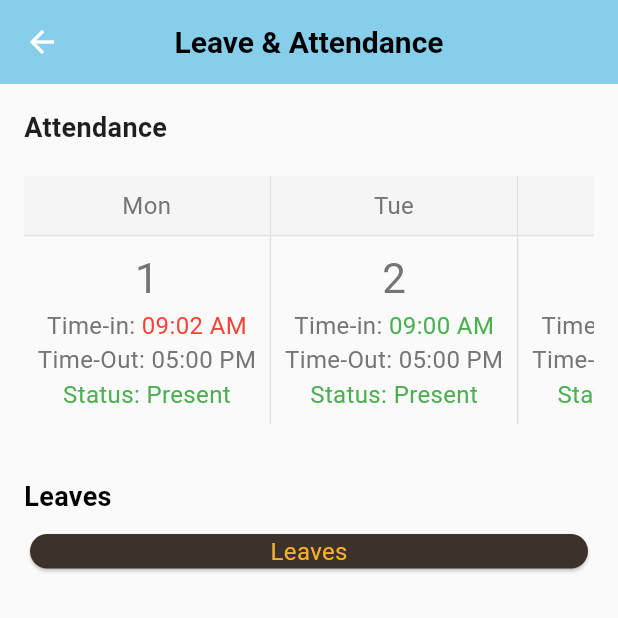
After one commit to AzibNaeem/_Flutter_, a Flutter app: the AttendanceLeavesScreen screen opened by its route, on a phone screen of 412 x 824 dp, the top half of it. The commit adds this screen. Run offline on Flutter 3.47's test engine with Material 3 defaults, Android fonts, the phone set to English and light mode, and no system bars; our stand-ins replace fl_chart, shimmer.

Commit message:
Working on attendance

```diff
--- /dev/null
+++ b/lib/data/json/leaves.json
@@ -0,0 +1,27 @@
+[
+  {
+    "type": "Sick Leave",
+    "date": "2025-07-02",
+    "status": "Approved"
+  },
+  {
+    "type": "Casual Leave",
+    "date": "2025-07-10",
+    "status": "Pending"
+  },
+  {
+    "type": "Earned Leave",
+    "date": "2025-07-16",
+    "status": "Approved"
+  },
+  {
+    "type": "Casual Leave",
+    "date": "2025-07-20",
+    "status": "Rejected"
+  },
+  {
+    "type": "Sick Leave",
+    "date": "2025-07-27",
+    "status": "Approved"
+  }
+]
--- a/lib/main.dart
+++ b/lib/main.dart
@@ -15,8 +15,10 @@ void main() {
         ChangeNotifierProvider(create: (_) => HomeViewModel()),
         ChangeNotifierProvider(create: (_) => AuthViewModel()),
         ChangeNotifierProvider(create: (_) => AttendanceViewModel()),
+
       ],
       child: const HRMSApp(),
+
     ),
   );
 }
--- a/lib/presentation/routes.dart
+++ b/lib/presentation/routes.dart
@@ -5,6 +5,7 @@ import 'screens/employee_directory_screen.dart';
 import 'screens/employee_report_screen.dart';
 import 'screens/home_screen.dart';
 import 'package:hris_project/data/models/login_user.dart';
+import 'package:hris_project/presentation/screens/attendance_leaves_screen.dart'; // New import
 
 class AppRoutes {
   static const String login = '/login';
@@ -12,6 +13,7 @@ class AppRoutes {
   static const String employeeDirectory = '/employees';
   static const String report = '/report';
   static const String home = '/home';
+  static const String attendanceLeaves = '/attendance-leaves'; // New route constant
 
   static Route<dynamic> onGenerateRoute(RouteSettings settings) {
     switch (settings.name) {
@@ -28,13 +30,19 @@ class AppRoutes {
         );
 
       case employeeDirectory:
-        return MaterialPageRoute(builder: (_) => const EmployeeDirectoryScreen());
+        return MaterialPageRoute(
+            builder: (_) => const EmployeeDirectoryScreen());
 
       case report:
-        return MaterialPageRoute(builder: (_) => const EmployeeReportScreen());
+        return MaterialPageRoute(
+            builder: (_) => const EmployeeReportScreen());
 
       case home:
         return MaterialPageRoute(builder: (_) => const HomeScreen());
+
+      case attendanceLeaves:
+        return MaterialPageRoute(
+            builder: (_) => const AttendanceLeavesScreen());
 
       default:
         return _errorRoute('Route not found: ${settings.name}');
--- /dev/null
+++ b/lib/presentation/screens/attendance_leaves_screen.dart
@@ -0,0 +1,79 @@
+import 'package:flutter/material.dart';
+import 'package:provider/provider.dart';
+import '../../presentation/view_model/attendance_view_model.dart';
+import '../../presentation/widgets/attendance_calendar.dart';
+import '../../presentation/widgets/leaves_card.dart';
+import '../../presentation/theme/app_theme.dart';
+import '../widgets/shimmer/attendance_calendar_shimmer.dart';
+
+class AttendanceLeavesScreen extends StatefulWidget {
+  const AttendanceLeavesScreen({super.key});
+
+  @override
+  State<AttendanceLeavesScreen> createState() => _AttendanceLeavesScreenState();
+}
+
+class _AttendanceLeavesScreenState extends State<AttendanceLeavesScreen> {
+  @override
+  void initState() {
+    super.initState();
+    print("🔥 initState triggered");
+    Future.microtask(() {
+      print("📞 Calling loadAttendance...");
+      context.read<AttendanceViewModel>().loadAttendance();
+    });
+  }
+
+  @override
+  Widget build(BuildContext context) {
+    final vm = context.watch<AttendanceViewModel>();
+    final attendanceData = vm.attendanceDays;
+
+    print("🔥 isLoading: ${vm.isLoading}");
+    print("📊 attendance count: ${attendanceData.length}");
+
+    return Scaffold(
+      appBar: AppBar(
+        title: const Text(
+          'Leave & Attendance',
+          style: TextStyle(color: AppColors.primary),
+        ),
+        backgroundColor: AppColors.background,
+        foregroundColor: Colors.white,
+      ),
+      body: vm.isLoading
+          ? const AttendanceCalendarShimmer()
+          : Padding(
+        padding: const EdgeInsets.all(16.0),
+        child: ListView(
+          children: [
+            const Text(
+              "Attendance",
+              style: TextStyle(
+                fontSize: 18,
+                fontWeight: FontWeight.bold,
+                color: AppColors.lightText,
+              ),
+            ),
+            const SizedBox(height: 8),
+            if (attendanceData.isEmpty)
+              const Center(child: Text("No attendance data available."))
+            else
+              AttendanceCalendar(attendanceDays: attendanceData),
+            const SizedBox(height: 24),
+            const Text(
+              "Leaves",
+              style: TextStyle(
+                fontSize: 18,
+                fontWeight: FontWeight.bold,
+                color: AppColors.primary,
+              ),
+            ),
+            const SizedBox(height: 8),
+            const LeavesCard(leaves: []),
+          ],
+        ),
+      ),
+    );
+  }
+}
--- a/lib/presentation/view_model/home_view_model.dart
+++ b/lib/presentation/view_model/home_view_model.dart
@@ -1,5 +1,6 @@
 import 'package:flutter/material.dart';
 import 'package:provider/provider.dart';
+import '../../data/models/attendance_day.dart';
 import '../widgets/custom_end_drawer.dart';
 import '../widgets/experience_card.dart';
 import '../widgets/leaves_card.dart';
--- a/lib/presentation/widgets/attendance_calendar.dart
+++ b/lib/presentation/widgets/attendance_calendar.dart
@@ -1,24 +1,5 @@
 import 'package:flutter/material.dart';
-
-class AttendanceDay {
-  final String dayName;
-  final int dayDate;
-  final String? timeIn;
-  final String? timeOut;
-  final String? status;
-  final bool isWeekend;
-  final bool isLate;
-
-  const AttendanceDay({
-    required this.dayName,
-    required this.dayDate,
-    this.timeIn,
-    this.timeOut,
-    this.status,
-    this.isWeekend = false,
-    this.isLate = false,
-  });
-}
+import 'package:hris_project/data/models/attendance_day.dart';
 
 class AttendanceCalendar extends StatelessWidget {
   final List<AttendanceDay> attendanceDays;
@@ -26,6 +7,10 @@ class AttendanceCalendar extends StatelessWidget {
 
   @override
   Widget build(BuildContext context) {
+    if (attendanceDays.isEmpty) {
+      return const Center(child: Text("No attendance data available."));
+    }
+
     return SingleChildScrollView(
       scrollDirection: Axis.horizontal,
       child: Row(
@@ -44,7 +29,7 @@ class _AttendanceDayCell extends StatelessWidget {
   @override
   Widget build(BuildContext context) {
     return Container(
-      width: MediaQuery.of(context).size.width * 0.4, // 40% of screen width
+      width: MediaQuery.of(context).size.width * 0.4,
       decoration: BoxDecoration(
         border: Border(right: BorderSide(color: Colors.grey[300]!)),
       ),
@@ -107,29 +92,31 @@ class _AttendanceDayCell extends StatelessWidget {
           day.dayDate.toString(),
           style: TextStyle(fontSize: 28, color: Colors.grey[600]),
         ),
-        if (day.timeIn != null)
+
         Text.rich(
           TextSpan(
             text: 'Time-in: ',
             style: TextStyle(color: Colors.grey[600]),
             children: [
               TextSpan(
-                  text: day.timeIn!,
+                text: day.timeIn ?? '-',
                 style: TextStyle(
-                    color: day.isLate ? Colors.red : Colors.green,
+                  color: day.timeIn == null
+                      ? Colors.grey
+                      : (day.isLate ? Colors.red : Colors.green),
                 ),
               ),
             ],
           ),
         ),
-        if (day.timeOut != null)
+
         Text(
-            'Time-Out: ${day.timeOut!}',
+          'Time-Out: ${day.timeOut ?? '-'}',
           style: TextStyle(color: Colors.grey[600]),
         ),
-        if (day.status != null)
+
         Text(
-            'Status: ${day.status!}',
+          'Status: ${day.status ?? '-'}',
           style: const TextStyle(color: Colors.green),
         ),
       ],
--- a/pubspec.yaml
+++ b/pubspec.yaml
@@ -33,6 +33,7 @@ dependencies:
   provider: ^6.1.1
   fl_chart: ^0.66.0 # 📊 For beautiful bar charts (used later)
   intl: ^0.18.1
+  shimmer: ^2.0.0
 
   # The following adds the Cupertino Icons font to your application.
   # Use with the CupertinoIcons class for iOS style icons.
@@ -61,6 +62,7 @@ flutter:
   assets:
     - lib/data/json/loginData.json
     - lib/data/json/attendance_record.json
+    - lib/data/json/leaves.json
     - lib/assets/images/HRIS.png
 
   # The following line ensures that the Material Icons font is
```
Also changed, not shown: lib/presentation/screens/dashboard_screen.dart (+16 -63 lines), lib/presentation/view_model/attendance_view_model.dart (+24 -6 lines), lib/presentation/widgets/shimmer/attendance_calendar_shimmer.dart (added, +45 -0 lines), pubspec.lock. Lines whose indentation alone changed are shown as unchanged.
